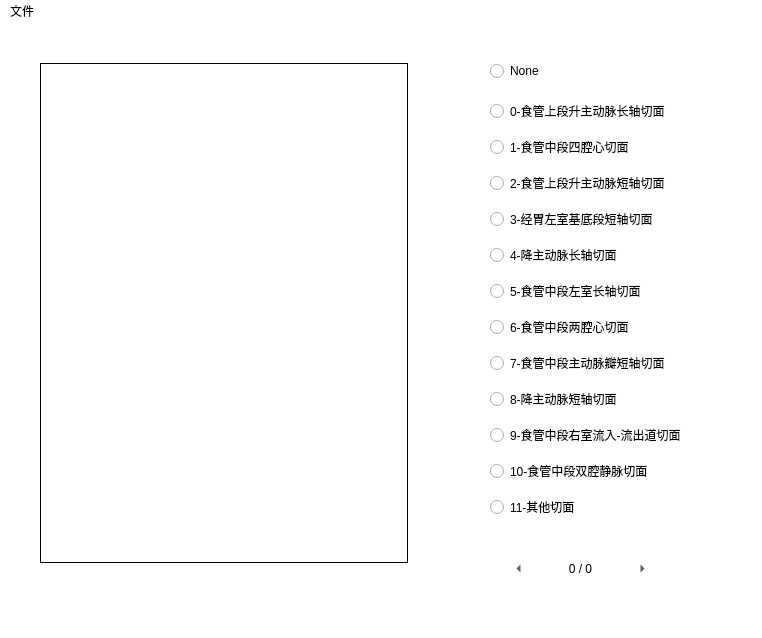
Qt form showvideo.ui (auquenton/TEE_labeling) before a commit.
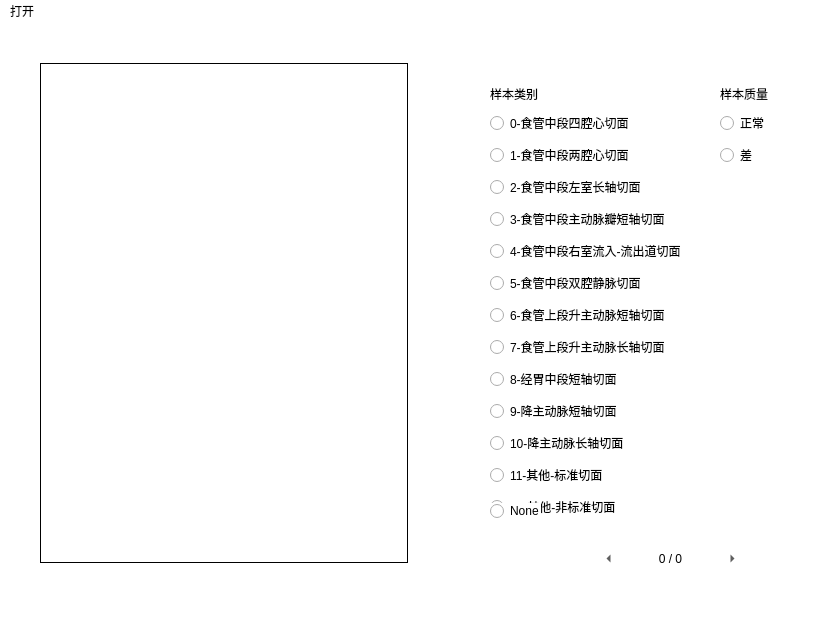
The same form after that commit.

Commit message:
feat: :art: 新增样本质量标注功能
取消文件重命名，将标注信息持久化于pkl文件中

The edit to the form file:
```diff
--- a/showvideo.ui
+++ b/showvideo.ui
@@ -6,8 +6,8 @@
    <rect>
     <x>0</x>
     <y>0</y>
-    <width>762</width>
-    <height>638</height>
+    <width>832</width>
+    <height>620</height>
    </rect>
   </property>
   <property name="windowTitle">
@@ -39,93 +39,116 @@
     <property name="geometry">
      <rect>
       <x>490</x>
-      <y>70</y>
-      <width>201</width>
+      <y>60</y>
+      <width>211</width>
       <height>438</height>
      </rect>
     </property>
     <layout class="QVBoxLayout" name="verticalLayout">
+     <property name="sizeConstraint">
+      <enum>QLayout::SetDefaultConstraint</enum>
+     </property>
+     <item>
+      <widget class="QLabel" name="cls_label">
+       <property name="sizePolicy">
+        <sizepolicy hsizetype="Fixed" vsizetype="Fixed">
+         <horstretch>0</horstretch>
+         <verstretch>0</verstretch>
+        </sizepolicy>
+       </property>
+       <property name="text">
+        <string>样本类别</string>
+       </property>
+      </widget>
+     </item>
      <item>
       <widget class="QRadioButton" name="radioButton_0">
        <property name="text">
-        <string>0-食管上段升主动脉长轴切面</string>
+        <string>0-食管中段四腔心切面</string>
        </property>
       </widget>
      </item>
      <item>
       <widget class="QRadioButton" name="radioButton_1">
        <property name="text">
-        <string>1-食管中段四腔心切面</string>
+        <string>1-食管中段两腔心切面</string>
        </property>
       </widget>
      </item>
      <item>
       <widget class="QRadioButton" name="radioButton_2">
        <property name="text">
-        <string>2-食管上段升主动脉短轴切面</string>
+        <string>2-食管中段左室长轴切面</string>
        </property>
       </widget>
      </item>
      <item>
       <widget class="QRadioButton" name="radioButton_3">
        <property name="text">
-        <string>3-经胃左室基底段短轴切面</string>
+        <string>3-食管中段主动脉瓣短轴切面</string>
        </property>
       </widget>
      </item>
      <item>
       <widget class="QRadioButton" name="radioButton_4">
        <property name="text">
-        <string>4-降主动脉长轴切面</string>
+        <string>4-食管中段右室流入-流出道切面</string>
        </property>
       </widget>
      </item>
      <item>
       <widget class="QRadioButton" name="radioButton_5">
        <property name="text">
-        <string>5-食管中段左室长轴切面</string>
+        <string>5-食管中段双腔静脉切面</string>
        </property>
       </widget>
      </item>
      <item>
       <widget class="QRadioButton" name="radioButton_6">
        <property name="text">
-        <string>6-食管中段两腔心切面</string>
+        <string>6-食管上段升主动脉短轴切面</string>
        </property>
       </widget>
      </item>
      <item>
       <widget class="QRadioButton" name="radioButton_7">
        <property name="text">
-        <string>7-食管中段主动脉瓣短轴切面</string>
+        <string>7-食管上段升主动脉长轴切面</string>
        </property>
       </widget>
      </item>
      <item>
       <widget class="QRadioButton" name="radioButton_8">
        <property name="text">
-        <string>8-降主动脉短轴切面</string>
+        <string>8-经胃中段短轴切面</string>
        </property>
       </widget>
      </item>
      <item>
       <widget class="QRadioButton" name="radioButton_9">
        <property name="text">
-        <string>9-食管中段右室流入-流出道切面</string>
+        <string>9-降主动脉短轴切面</string>
        </property>
       </widget>
      </item>
      <item>
       <widget class="QRadioButton" name="radioButton_10">
        <property name="text">
-        <string>10-食管中段双腔静脉切面</string>
+        <string>10-降主动脉长轴切面</string>
        </property>
       </widget>
      </item>
      <item>
       <widget class="QRadioButton" name="radioButton_others">
        <property name="text">
-        <string>11-其他切面</string>
+        <string>11-其他-标准切面</string>
+       </property>
+      </widget>
+     </item>
+     <item>
+      <widget class="QRadioButton" name="radioButton_12">
+       <property name="text">
+        <string>12-其他-非标准切面</string>
        </property>
       </widget>
      </item>
@@ -134,8 +157,8 @@
    <widget class="QWidget" name="horizontalLayoutWidget">
     <property name="geometry">
      <rect>
-      <x>500</x>
-      <y>520</y>
+      <x>590</x>
+      <y>510</y>
       <width>161</width>
       <height>51</height>
      </rect>
@@ -233,8 +256,8 @@
     <property name="geometry">
      <rect>
       <x>490</x>
-      <y>40</y>
-      <width>89</width>
+      <y>480</y>
+      <width>51</width>
       <height>16</height>
      </rect>
     </property>
@@ -242,13 +265,68 @@
      <string>None</string>
     </property>
    </widget>
+   <widget class="QWidget" name="verticalLayoutWidget_2">
+    <property name="geometry">
+     <rect>
+      <x>720</x>
+      <y>60</y>
+      <width>91</width>
+      <height>431</height>
+     </rect>
+    </property>
+    <layout class="QVBoxLayout" name="verticalLayout_2">
+     <item>
+      <widget class="QLabel" name="quality_label">
+       <property name="sizePolicy">
+        <sizepolicy hsizetype="Fixed" vsizetype="Fixed">
+         <horstretch>0</horstretch>
+         <verstretch>0</verstretch>
+        </sizepolicy>
+       </property>
+       <property name="text">
+        <string>样本质量</string>
+       </property>
+      </widget>
+     </item>
+     <item>
+      <widget class="QRadioButton" name="radioButton_good">
+       <property name="text">
+        <string>正常</string>
+       </property>
+      </widget>
+     </item>
+     <item>
+      <widget class="QRadioButton" name="radioButton_bad">
+       <property name="text">
+        <string>差</string>
+       </property>
+      </widget>
+     </item>
+     <item>
+      <spacer name="verticalSpacer">
+       <property name="orientation">
+        <enum>Qt::Vertical</enum>
+       </property>
+       <property name="sizeType">
+        <enum>QSizePolicy::Fixed</enum>
+       </property>
+       <property name="sizeHint" stdset="0">
+        <size>
+         <width>20</width>
+         <height>342</height>
+        </size>
+       </property>
+      </spacer>
+     </item>
+    </layout>
+   </widget>
   </widget>
   <widget class="QMenuBar" name="menubar">
    <property name="geometry">
     <rect>
      <x>0</x>
      <y>0</y>
-     <width>762</width>
+     <width>832</width>
      <height>23</height>
     </rect>
    </property>
@@ -257,7 +335,7 @@
      <string notr="true">c</string>
     </property>
     <property name="title">
-     <string>文件</string>
+     <string>打开</string>
     </property>
    </widget>
    <addaction name="menu"/>
```
Left out of the diff: 2 changed lines with no effect on the pictures. The commit also changes 4 other files.
